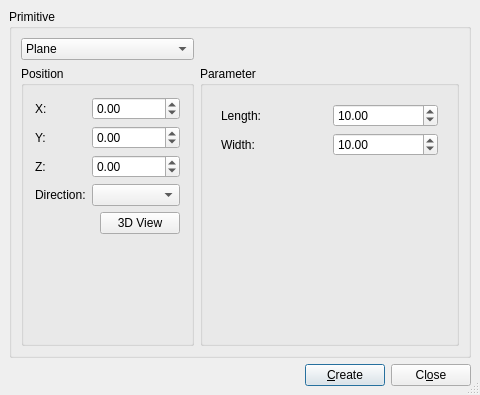
Qt form src/Mod/Part/Gui/DlgPrimitives.ui (berndhahnebach/All_FreeCAD) before a commit.
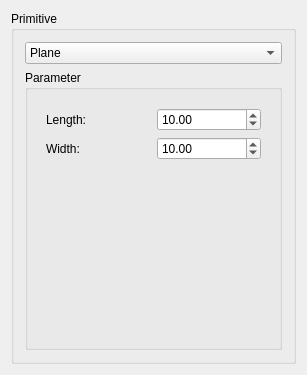
The same form after that commit.

Commit message: + implement primitive dialog as task panel

What changed in the file:
```diff
--- a/src/Mod/Part/Gui/DlgPrimitives.ui
+++ b/src/Mod/Part/Gui/DlgPrimitives.ui
@@ -1,96 +1,102 @@
 <?xml version="1.0" encoding="UTF-8"?>
 <ui version="4.0">
  <class>PartGui::DlgPrimitives</class>
- <widget class="QDialog" name="PartGui::DlgPrimitives">
+ <widget class="QWidget" name="PartGui::DlgPrimitives">
   <property name="geometry">
    <rect>
     <x>0</x>
     <y>0</y>
-    <width>480</width>
-    <height>341</height>
+    <width>258</width>
+    <height>331</height>
    </rect>
   </property>
   <property name="windowTitle">
    <string>Geometric Primitives</string>
   </property>
-  <property name="sizeGripEnabled">
+  <property name="sizeGripEnabled" stdset="0">
    <bool>true</bool>
   </property>
-  <layout class="QGridLayout">
-   <property name="margin">
-    <number>9</number>
-   </property>
-   <property name="spacing">
-    <number>6</number>
-   </property>
-   <item row="1" column="0">
-    <layout class="QHBoxLayout">
-     <property name="spacing">
-      <number>6</number>
-     </property>
-     <property name="margin">
-      <number>0</number>
-     </property>
-     <item>
-      <spacer>
-       <property name="orientation">
-        <enum>Qt::Horizontal</enum>
-       </property>
-       <property name="sizeType">
-        <enum>QSizePolicy::Expanding</enum>
-       </property>
-       <property name="sizeHint" stdset="0">
-        <size>
-         <width>20</width>
-         <height>20</height>
-        </size>
-       </property>
-      </spacer>
-     </item>
-     <item>
-      <widget class="QPushButton" name="createSolidButton">
-       <property name="text">
-        <string>&amp;Create</string>
-       </property>
-       <property name="shortcut">
-        <string>Alt+C</string>
-       </property>
-       <property name="autoDefault">
-        <bool>true</bool>
-       </property>
-       <property name="default">
-        <bool>true</bool>
-       </property>
-      </widget>
-     </item>
-     <item>
-      <widget class="QPushButton" name="buttonClose">
-       <property name="text">
-        <string>Cl&amp;ose</string>
-       </property>
-       <property name="shortcut">
-        <string>Alt+O</string>
-       </property>
-       <property name="autoDefault">
-        <bool>true</bool>
-       </property>
-      </widget>
-     </item>
-    </layout>
-   </item>
+  <layout class="QGridLayout" name="gridLayout_7">
    <item row="0" column="0">
     <widget class="QGroupBox" name="groupBox1">
      <property name="title">
       <string>Primitive</string>
      </property>
-     <layout class="QGridLayout">
-      <property name="margin">
-       <number>9</number>
-      </property>
-      <property name="spacing">
-       <number>6</number>
-      </property>
-      <item row="1" column="1">
+     <layout class="QGridLayout" name="gridLayout">
+      <item row="0" column="0">
+       <widget class="QComboBox" name="comboBox1">
+        <property name="sizePolicy">
+         <sizepolicy hsizetype="Minimum" vsizetype="Preferred">
+          <horstretch>0</horstretch>
+          <verstretch>0</verstretch>
+         </sizepolicy>
+        </property>
+        <property name="maxVisibleItems">
+         <number>14</number>
+        </property>
+        <item>
+         <property name="text">
+          <string>Plane</string>
+         </property>
+        </item>
+        <item>
+         <property name="text">
+          <string>Box</string>
+         </property>
+        </item>
+        <item>
+         <property name="text">
+          <string>Cylinder</string>
+         </property>
+        </item>
+        <item>
+         <property name="text">
+          <string>Cone</string>
+         </property>
+        </item>
+        <item>
+         <property name="text">
+          <string>Sphere</string>
+         </property>
+        </item>
+        <item>
+         <property name="text">
+          <string>Ellipsoid</string>
+         </property>
+        </item>
+        <item>
+         <property name="text">
+          <string>Torus</string>
+         </property>
+        </item>
+        <item>
+         <property name="text">
+          <string>Wedge</string>
+         </property>
+        </item>
+        <item>
+         <property name="text">
+          <string>Helix</string>
+         </property>
+        </item>
+        <item>
+         <property name="text">
+          <string>Circle</string>
+         </property>
+        </item>
+        <item>
+         <property name="text">
+          <string>Vertex</string>
+         </property>
+        </item>
+        <item>
+         <property name="text">
+          <string>Edge</string>
+         </property>
+        </item>
+       </widget>
+      </item>
+      <item row="1" column="0">
        <widget class="QGroupBox" name="groupBox_2">
         <property name="title">
          <string>Parameter</string>
@@ -1464,196 +1470,6 @@
         </layout>
        </widget>
       </item>
-      <item row="0" column="1">
-       <spacer>
-        <property name="orientation">
-         <enum>Qt::Horizontal</enum>
-        </property>
-        <property name="sizeHint" stdset="0">
-         <size>
-          <width>221</width>
-          <height>20</height>
-         </size>
-        </property>
-       </spacer>
-      </item>
-      <item row="0" column="0">
-       <widget class="QComboBox" name="comboBox1">
-        <property name="sizePolicy">
-         <sizepolicy hsizetype="Preferred" vsizetype="Preferred">
-          <horstretch>0</horstretch>
-          <verstretch>0</verstretch>
-         </sizepolicy>
-        </property>
-        <property name="maxVisibleItems">
-         <number>14</number>
-        </property>
-        <item>
-         <property name="text">
-          <string>Plane</string>
-         </property>
-        </item>
-        <item>
-         <property name="text">
-          <string>Box</string>
-         </property>
-        </item>
-        <item>
-         <property name="text">
-          <string>Cylinder</string>
-         </property>
-        </item>
-        <item>
-         <property name="text">
-          <string>Cone</string>
-         </property>
-        </item>
-        <item>
-         <property name="text">
-          <string>Sphere</string>
-         </property>
-        </item>
-        <item>
-         <property name="text">
-          <string>Ellipsoid</string>
-         </property>
-        </item>
-        <item>
-         <property name="text">
-          <string>Torus</string>
-         </property>
-        </item>
-        <item>
-         <property name="text">
-          <string>Wedge</string>
-         </property>
-        </item>
-        <item>
-         <property name="text">
-          <string>Helix</string>
-         </property>
-        </item>
-        <item>
-         <property name="text">
-          <string>Circle</string>
-         </property>
-        </item>
-        <item>
-         <property name="text">
-          <string>Vertex</string>
-         </property>
-        </item>
-        <item>
-         <property name="text">
-          <string>Edge</string>
-         </property>
-        </item>
-       </widget>
-      </item>
-      <item row="1" column="0">
-       <widget class="QGroupBox" name="groupBox">
-        <property name="title">
-         <string>Position</string>
-        </property>
-        <layout class="QGridLayout" name="gridLayout">
-         <item row="0" column="0" colspan="2">
-          <layout class="QGridLayout">
-           <property name="margin">
-            <number>0</number>
-           </property>
-           <property name="spacing">
-            <number>6</number>
-           </property>
-           <item row="2" column="1">
-            <widget class="QDoubleSpinBox" name="zPos">
-             <property name="minimum">
-              <double>-2147480000.000000000000000</double>
-             </property>
-             <property name="maximum">
-              <double>2147480000.000000000000000</double>
-             </property>
-            </widget>
-           </item>
-           <item row="2" column="0">
-            <widget class="QLabel" name="TextLabel_Z">
-             <property name="text">
-              <string>Z:</string>
-             </property>
-            </widget>
-           </item>
-           <item row="0" column="0">
-            <widget class="QLabel" name="TextLabel_X">
-             <property name="text">
-              <string>X:</string>
-             </property>
-            </widget>
-           </item>
-           <item row="3" column="0">
-            <widget class="QLabel" name="TextLabel_Direction">
-             <property name="text">
-              <string>Direction:</string>
-             </property>
-            </widget>
-           </item>
-           <item row="0" column="1">
-            <widget class="QDoubleSpinBox" name="xPos">
-             <property name="minimum">
-              <double>-2147480000.000000000000000</double>
-             </property>
-             <property name="maximum">
-              <double>2147480000.000000000000000</double>
-             </property>
-            </widget>
-           </item>
-           <item row="1" column="0">
-            <widget class="QLabel" name="TextLabel_Y">
-             <property name="text">
-              <string>Y:</string>
-             </property>
-            </widget>
-           </item>
-           <item row="3" column="1">
-            <widget class="QComboBox" name="direction">
-             <property name="currentIndex">
-              <number>-1</number>
-             </property>
-            </widget>
-           </item>
-           <item row="1" column="1">
-            <widget class="QDoubleSpinBox" name="yPos">
-             <property name="minimum">
-              <double>-2147480000.000000000000000</double>
-             </property>
-             <property name="maximum">
-              <double>2147480000.000000000000000</double>
-             </property>
-            </widget>
-           </item>
-          </layout>
-         </item>
-         <item row="1" column="1">
-          <widget class="QPushButton" name="viewPositionButton">
-           <property name="text">
-            <string>3D View</string>
-           </property>
-          </widget>
-         </item>
-         <item row="2" column="1">
-          <spacer>
-           <property name="orientation">
-            <enum>Qt::Vertical</enum>
-           </property>
-           <property name="sizeHint" stdset="0">
-            <size>
-             <width>20</width>
-             <height>40</height>
-            </size>
-           </property>
-          </spacer>
-         </item>
-        </layout>
-       </widget>
-      </item>
      </layout>
     </widget>
    </item>
```
Left out of the diff: 38 changed lines with no effect on the pictures. The commit also changes 9 other files.
